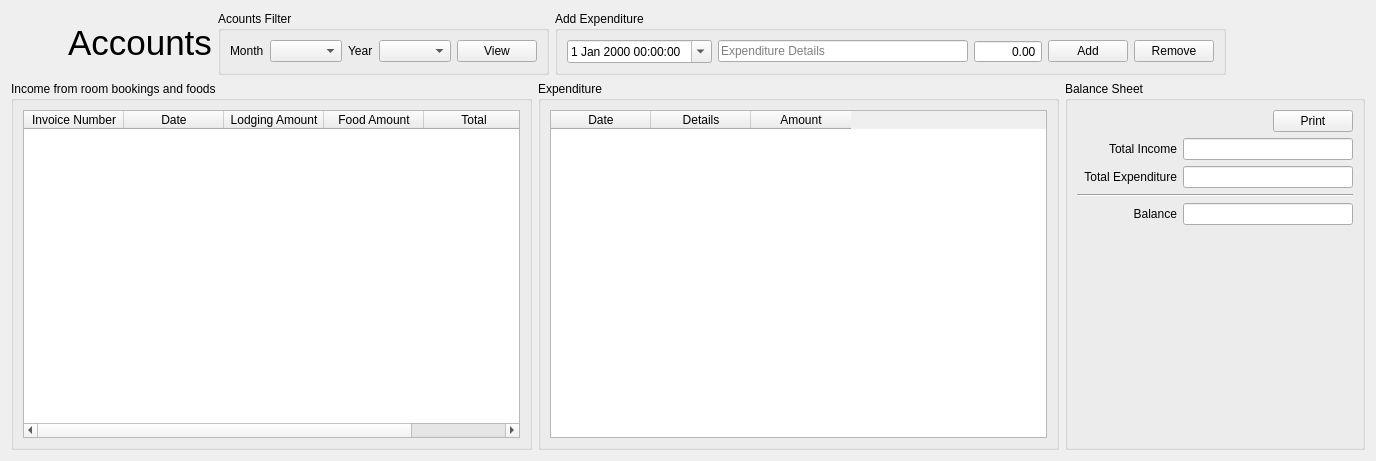
Qt form accounts.ui (dsubhajit/bill_master) before a commit.
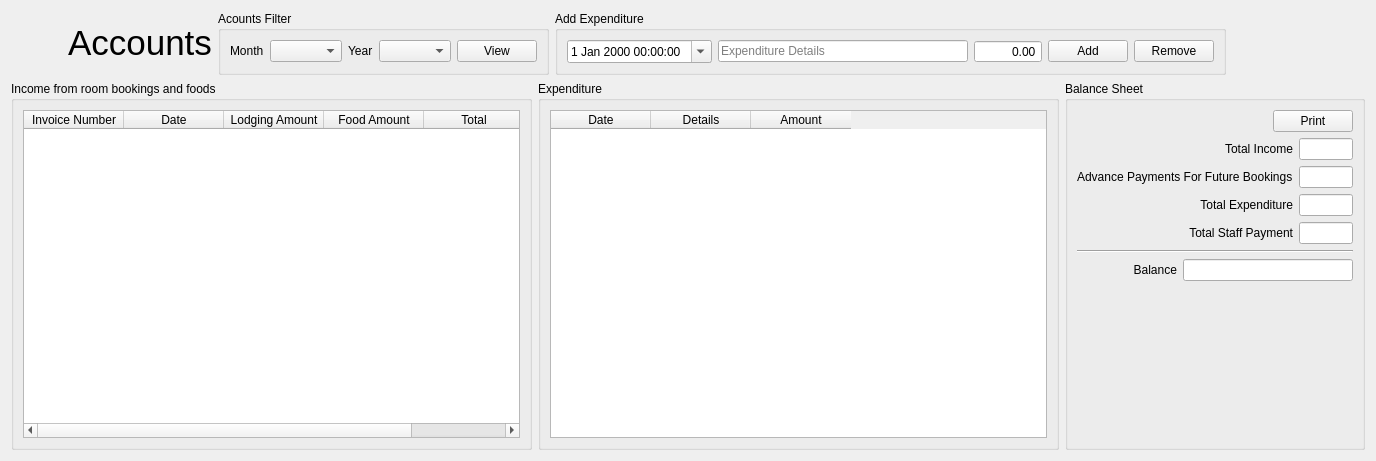
The same form after that commit. Icons and pictures are not drawn.

```diff
--- a/accounts.ui
+++ b/accounts.ui
@@ -330,22 +330,6 @@
          <layout class="QVBoxLayout" name="verticalLayout_3">
           <item>
            <layout class="QGridLayout" name="gridLayout_2">
-            <item row="0" column="0">
-             <widget class="QLabel" name="label_3">
-              <property name="minimumSize">
-               <size>
-                <width>100</width>
-                <height>0</height>
-               </size>
-              </property>
-              <property name="text">
-               <string>Total Income</string>
-              </property>
-              <property name="alignment">
-               <set>Qt::AlignRight|Qt::AlignTrailing|Qt::AlignVCenter</set>
-              </property>
-             </widget>
-            </item>
             <item row="0" column="1">
              <widget class="QLineEdit" name="totalIncome">
               <property name="alignment">
@@ -356,7 +340,7 @@
               </property>
              </widget>
             </item>
-            <item row="1" column="0">
+            <item row="2" column="0">
              <widget class="QLabel" name="label_6">
               <property name="minimumSize">
                <size>
@@ -372,7 +356,23 @@
               </property>
              </widget>
             </item>
-            <item row="1" column="1">
+            <item row="0" column="0">
+             <widget class="QLabel" name="label_3">
+              <property name="minimumSize">
+               <size>
+                <width>100</width>
+                <height>0</height>
+               </size>
+              </property>
+              <property name="text">
+               <string>Total Income</string>
+              </property>
+              <property name="alignment">
+               <set>Qt::AlignRight|Qt::AlignTrailing|Qt::AlignVCenter</set>
+              </property>
+             </widget>
+            </item>
+            <item row="2" column="1">
              <widget class="QLineEdit" name="totalExpenditure">
               <property name="alignment">
                <set>Qt::AlignRight|Qt::AlignTrailing|Qt::AlignVCenter</set>
@@ -382,6 +382,40 @@
               </property>
              </widget>
             </item>
+            <item row="1" column="0">
+             <widget class="QLabel" name="label_8">
+              <property name="text">
+               <string>Advance Payments For Future Bookings</string>
+              </property>
+             </widget>
+            </item>
+            <item row="1" column="1">
+             <widget class="QLineEdit" name="advPayment">
+              <property name="alignment">
+               <set>Qt::AlignRight|Qt::AlignTrailing|Qt::AlignVCenter</set>
+              </property>
+             </widget>
+            </item>
+            <item row="3" column="0">
+             <widget class="QLabel" name="label_9">
+              <property name="text">
+               <string>Total Staff Payment</string>
+              </property>
+              <property name="alignment">
+               <set>Qt::AlignRight|Qt::AlignTrailing|Qt::AlignVCenter</set>
+              </property>
+             </widget>
+            </item>
+            <item row="3" column="1">
+             <widget class="QLineEdit" name="totalStaffPayment">
+              <property name="alignment">
+               <set>Qt::AlignRight|Qt::AlignTrailing|Qt::AlignVCenter</set>
+              </property>
+              <property name="readOnly">
+               <bool>true</bool>
+              </property>
+             </widget>
+            </item>
            </layout>
           </item>
           <item>
```
